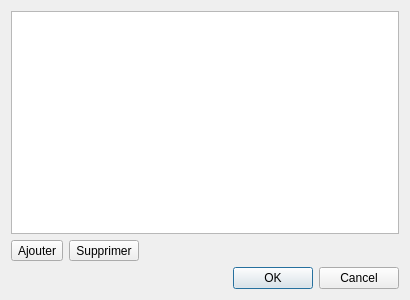
Before: the Qt Designer form bookmarksdialog.ui in davidremacle/Navigator, drawn with Qt 5.
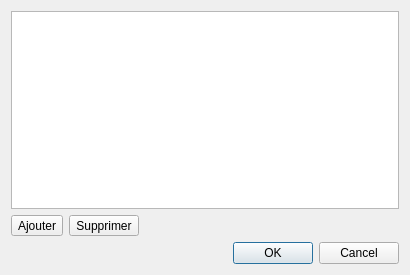
After: the same form once the commit is applied.

What changed in the file:
```diff
--- a/bookmarksdialog.ui
+++ b/bookmarksdialog.ui
@@ -7,7 +7,7 @@
     <x>0</x>
     <y>0</y>
     <width>410</width>
-    <height>300</height>
+    <height>275</height>
    </rect>
   </property>
   <property name="windowTitle">
```
